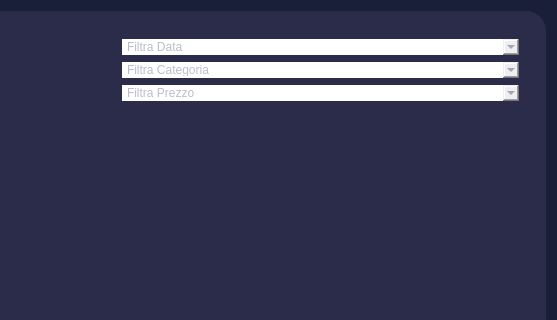
Above: NegozioDelUsatoPython/MVC/View/UserViews/UserViewProdotti.ui from LeonUrsu/NegozioDellUsato-ExamIS before the change; both pictures show x 338 to 895 and y 0 to 320 of the 895 by 645 pixel window. Below: the same form after it.
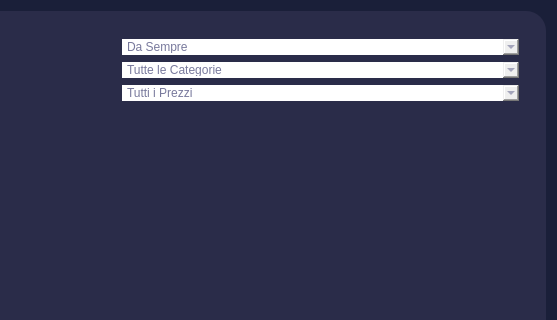
That is the form after the change. Icons and pictures are not drawn.

The edit to the form file:
```diff
--- a/NegozioDelUsatoPython/MVC/View/UserViews/UserViewProdotti.ui
+++ b/NegozioDelUsatoPython/MVC/View/UserViews/UserViewProdotti.ui
@@ -206,7 +206,7 @@
                <item>
                 <widget class="QComboBox" name="filtraPerData">
                  <property name="currentText">
-                  <string/>
+                  <string>Da Sempre</string>
                  </property>
                  <property name="iconSize">
                   <size>
@@ -215,16 +215,11 @@
                   </size>
                  </property>
                  <property name="placeholderText">
-                  <string>Filtra Data</string>
+                  <string/>
                  </property>
                  <item>
                   <property name="text">
-                   <string>tutte le date</string>
-                  </property>
-                 </item>
-                 <item>
-                  <property name="text">
-                   <string>Ultimo Giorno</string>
+                   <string>Da Sempre</string>
                   </property>
                  </item>
                  <item>
@@ -242,7 +237,7 @@
                <item>
                 <widget class="QComboBox" name="filtraPerCategoria">
                  <property name="placeholderText">
-                  <string>Filtra Categoria</string>
+                  <string/>
                  </property>
                  <item>
                   <property name="text">
@@ -254,11 +249,11 @@
                <item>
                 <widget class="QComboBox" name="filtraPerPrezzo">
                  <property name="placeholderText">
-                  <string>Filtra Prezzo</string>
+                  <string/>
                  </property>
                  <item>
                   <property name="text">
-                   <string>tutti i prezzi</string>
+                   <string>Tutti i Prezzi</string>
                   </property>
                  </item>
                  <item>
```
Left out of the diff: 11 changed lines with no effect on the pictures.
